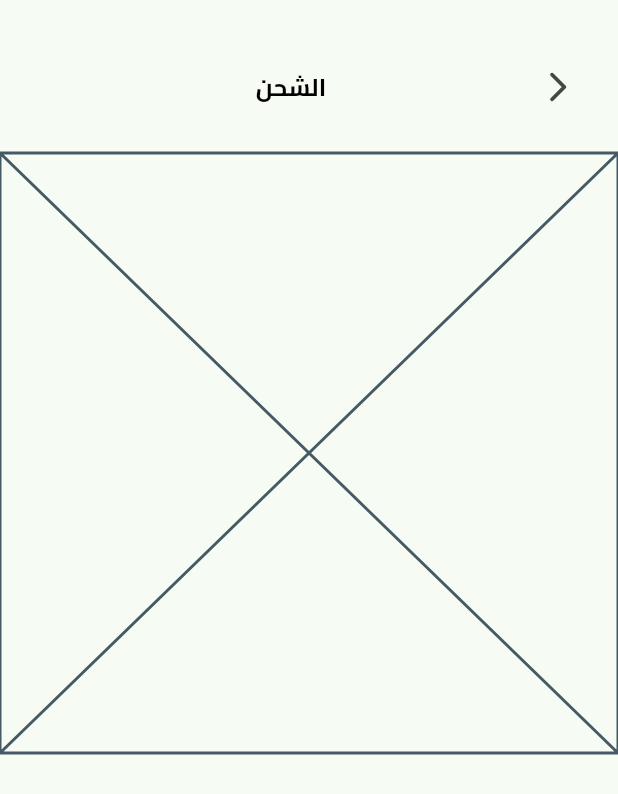
After one commit to Karam-Salama/fruits_hup, a Flutter app: the CheckoutView screen opened directly, on a phone screen of 412 x 824 dp. The commit adds this screen. Shown: the top 794 px of the screen. Run offline on Flutter 3.47's test engine with Material 3 defaults, Android fonts, the phone set to English and light mode, and no system bars; our stand-ins replace bloc, cloud_firestore, dartz, dots_indicator, email_validator, equatable and 11 more; missing offline and left inert: flutter_facebook_auth; accounts and stored records are empty; statements that could not run were skipped; project files that could hold a hidden picture were left out.

Commit message:
Create checkout view added checkout view appBar

```diff
--- a/lib/core/functions/onGenerate_routes.dart
+++ b/lib/core/functions/onGenerate_routes.dart
@@ -23,7 +23,6 @@ Route<dynamic> onGenerateRoute(RouteSettings settings) {
           builder: (context) => const ForgetPasswordView());
     case MainView.routeName:
       return MaterialPageRoute(builder: (context) => const MainView());
-
     default:
       return MaterialPageRoute(builder: (context) => const Scaffold());
   }
--- a/lib/core/utils/app_strings.dart
+++ b/lib/core/utils/app_strings.dart
@@ -58,6 +58,7 @@ abstract class AppStrings {
   static const String results = "نتائج";
   static const String products = "المنتجات";
   static const String cart = "السله";
+  static const String shipping = "الشحن";
 }
 
 class FirebaseCollectionName {}
--- /dev/null
+++ b/lib/modules/checkout/presentation/views/checkout_view.dart
@@ -0,0 +1,11 @@
+import 'package:flutter/material.dart';
+
+import '../widgets/checkout_view_body.dart';
+
+class CheckoutView extends StatelessWidget {
+  const CheckoutView({super.key});
+  @override
+  Widget build(BuildContext context) {
+    return const Scaffold(body: CheckoutViewBody());
+  }
+}
--- /dev/null
+++ b/lib/modules/checkout/presentation/widgets/checkout_view_body.dart
@@ -0,0 +1,33 @@
+import 'package:flutter/material.dart';
+import 'package:fruits_hup/core/widgets/custom_home_appBar.dart';
+
+import '../../../../core/utils/app_strings.dart';
+import 'custom_checkout_button.dart';
+
+class CheckoutViewBody extends StatelessWidget {
+  const CheckoutViewBody({super.key});
+
+  @override
+  Widget build(BuildContext context) {
+    return CustomScrollView(
+      physics: BouncingScrollPhysics(),
+      slivers: [
+        const SliverToBoxAdapter(child: SizedBox(height: 30)),
+        SliverToBoxAdapter(
+            child: CustomCheckoutButton(title: AppStrings.shipping)),
+        const SliverToBoxAdapter(child: SizedBox(height: 16)),
+        const SliverToBoxAdapter(child: CustomShippingProgressBar()),
+        const SliverToBoxAdapter(child: SizedBox(height: 32)),
+      ],
+    );
+  }
+}
+
+class CustomShippingProgressBar extends StatelessWidget {
+  const CustomShippingProgressBar({super.key});
+
+  @override
+  Widget build(BuildContext context) {
+    return const Placeholder();
+  }
+}
--- /dev/null
+++ b/lib/modules/checkout/presentation/widgets/custom_checkout_button.dart
@@ -0,0 +1,20 @@
+import 'package:flutter/material.dart';
+
+import '../../../../core/widgets/custom_home_appBar.dart';
+
+class CustomCheckoutButton extends StatelessWidget {
+  const CustomCheckoutButton({super.key, required this.title});
+  final String title;
+
+  @override
+  Widget build(BuildContext context) {
+    return CustomAppBar(
+      title: title,
+      isVisibleTrailing: false,
+      leading: IconButton(
+        onPressed: () => Navigator.pop(context),
+        icon: Icon(Icons.arrow_back_ios_new_rounded),
+      ),
+    );
+  }
+}
```
Also changed, not shown: lib/core/functions/navigation.dart (+19 -7 lines), lib/modules/cart/presentation/widgets/custom_cart_button.dart (+7 -5 lines), lib/modules/home/presentation/widgets/custom_home_app_bar_widget.dart (+5 -6 lines).
